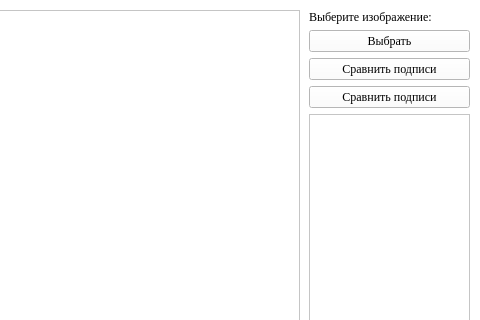
Old version of the form src/MvpPython/view/MainWindow.ui in the repository Ket0o/TrialSignaturesWF; both pictures show x 851 to 1331 and y 0 to 320 of the 1331 by 830 pixel window.
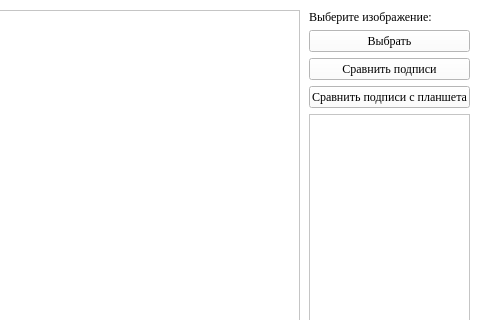
New version of the form.

Commit message: feat: update dependencies, update the button, add an immutable window size, add a handler for the button, rebuild the ui and its py file.

```diff
--- a/src/MvpPython/view/MainWindow.ui
+++ b/src/MvpPython/view/MainWindow.ui
@@ -10,6 +10,18 @@
     <height>830</height>
    </rect>
   </property>
+  <property name="minimumSize">
+   <size>
+    <width>1331</width>
+    <height>830</height>
+   </size>
+  </property>
+  <property name="maximumSize">
+   <size>
+    <width>1331</width>
+    <height>830</height>
+   </size>
+  </property>
   <property name="windowTitle">
    <string>Распознование подписи на изображении</string>
   </property>
@@ -138,7 +150,7 @@
      <item>
       <widget class="QPushButton" name="compareSignaturesPlaneButton">
        <property name="text">
-        <string>Сравнить подписи</string>
+        <string>Сравнить подписи с планшета</string>
        </property>
       </widget>
      </item>
```
The commit also changes 3 other files.
